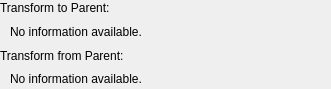
This is Modules/Loadable/Transforms/Widgets/Resources/UI/qMRMLTransformInfoWidget.ui in Slicer/SlicerGitSVNArchive as Qt 5 draws it before an edit. The edited form follows.
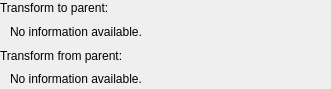
This is the edited form.

The edit to the form file:
```diff
--- a/Modules/Loadable/Transforms/Widgets/Resources/UI/qMRMLTransformInfoWidget.ui
+++ b/Modules/Loadable/Transforms/Widgets/Resources/UI/qMRMLTransformInfoWidget.ui
@@ -20,7 +20,7 @@
    <item>
     <widget class="QLabel" name="label">
      <property name="text">
-      <string>Transform to Parent:</string>
+      <string>Transform to parent:</string>
      </property>
     </widget>
    </item>
@@ -57,7 +57,7 @@
    <item>
     <widget class="QLabel" name="label_2">
      <property name="text">
-      <string>Transform from Parent:</string>
+      <string>Transform from parent:</string>
      </property>
     </widget>
    </item>
```
